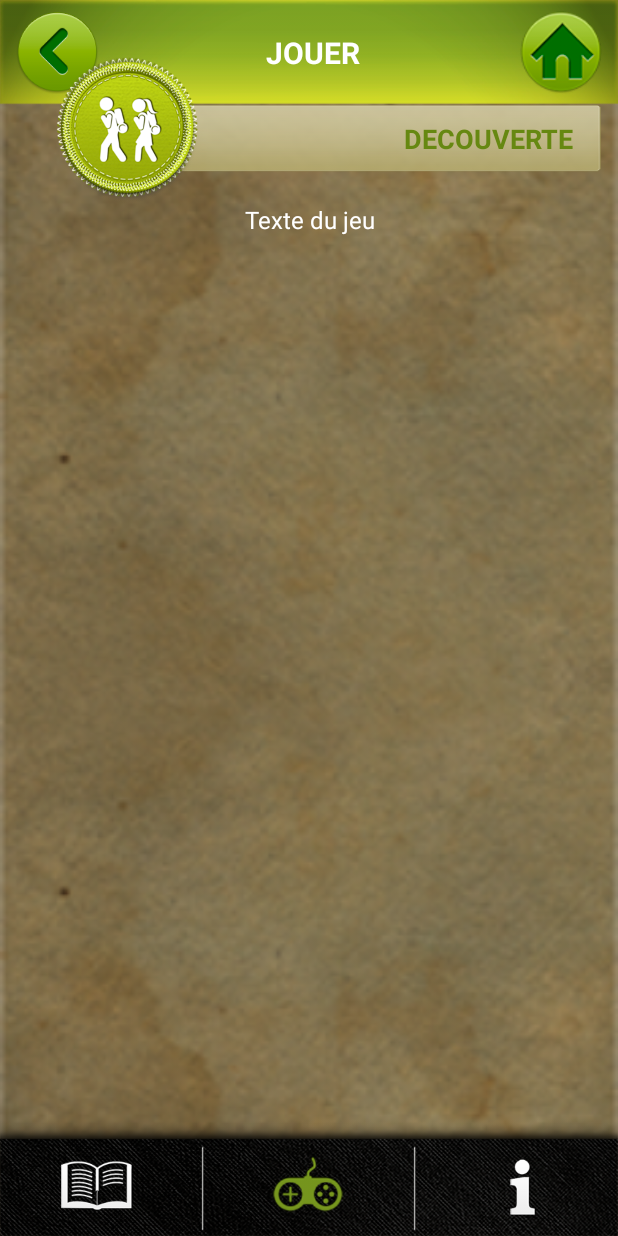
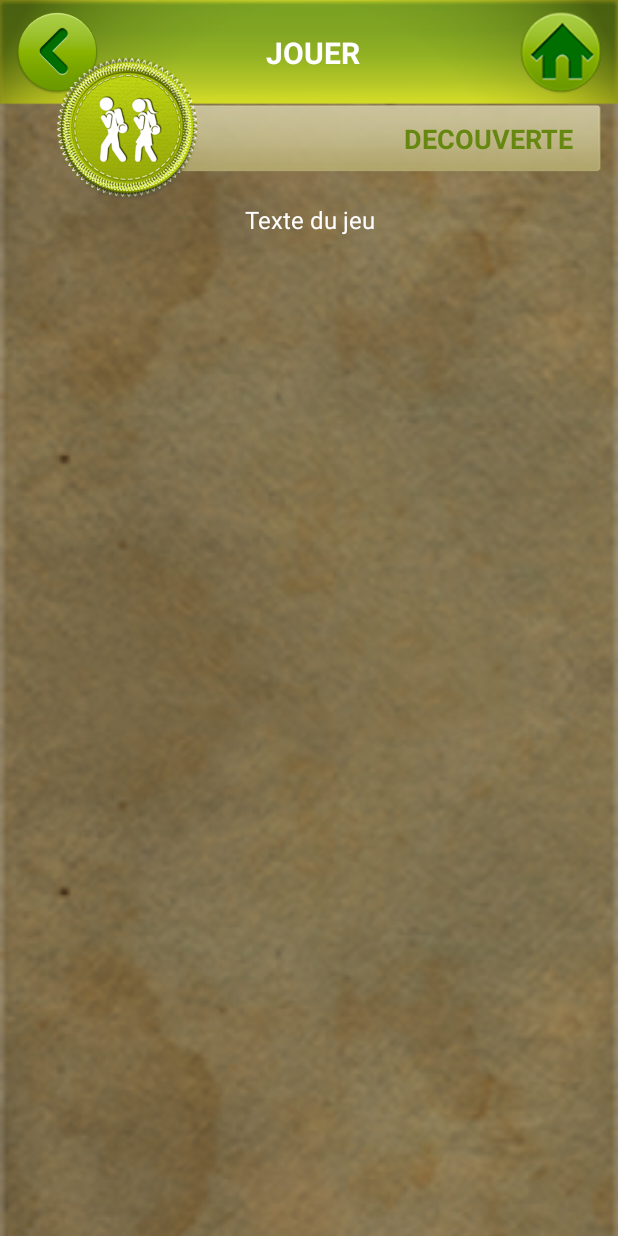
Before and after one commit to cesarlapuente/PAYOLLE_APP, an Android app: the GameActivity screen opened directly, with no data from a screen before it, on a phone screen of 412 x 824 dp. Run offline under Robolectric (Android 15) with nearby library versions, the phone set to English and light mode, and no system bars; 1 statement that could not run was skipped.

Commit message:
- Game icon adding
- Bug fixes

```diff
--- a/app/src/main/AndroidManifest.xml
+++ b/app/src/main/AndroidManifest.xml
@@ -133,6 +133,10 @@
             android:theme="@style/AppTheme" />
 
         <activity
+            android:name=".mod_feed.GameInfoActivity"
+            android:screenOrientation="portrait"
+            android:theme="@style/AppTheme" />
+        <activity
             android:name=".mod_feed.ResultsActivity"
             android:screenOrientation="portrait"
             android:theme="@style/AppTheme" />
--- a/app/src/main/res/layout/feed_activity_game.xml
+++ b/app/src/main/res/layout/feed_activity_game.xml
@@ -85,12 +85,12 @@
                 android:layout_height="wrap_content"
                 android:padding="5dp"
                 android:paddingBottom="15dp"
-                android:layout_marginBottom="64dp"
                 android:id="@+id/scrollView_game"
                 android:layout_gravity="center_horizontal"
                 android:nestedScrollingEnabled="true"
                 android:fadeScrollbars="false"
                 android:visibility="visible">
+                <!--android:layout_marginBottom="64dp"-->
             </ListView>
 
         </LinearLayout>
@@ -122,65 +122,65 @@
         android:layout_marginLeft="35dp"
         android:layout_marginStart="30dp"/>
 
-    <TableLayout
-        android:layout_width="wrap_content"
-        android:layout_height="80dp"
-        android:layout_gravity="bottom"
-        android:gravity="bottom|center"
-        android:shrinkColumns="*"
-        android:stretchColumns="*"
-        android:background="@drawable/fondo_menu_footer">
-        <TableRow
-            android:layout_height="wrap_content"
-            android:layout_width="match_parent"
-            android:gravity="center"
-            android:paddingTop="15dp">
-            <ImageButton
-                android:layout_width="0dp"
-                android:layout_height="50dp"
-                android:layout_weight="2"
-                android:src="@drawable/icono_lire_deactif"
-                android:id="@+id/btn_footer_read"
-                android:scaleType="centerInside"
-                android:adjustViewBounds="true"
-                android:background="@color/transparent"/>
-            <ImageView
-                android:layout_width="0dp"
-                android:layout_height="wrap_content"
-                android:layout_weight="0.2"
-                android:src="@drawable/separacion_menu"
-                android:scaleType="centerInside"
-                android:adjustViewBounds="true"
-            />
-            <ImageButton
-                android:layout_width="0dp"
-                android:layout_height="50dp"
-                android:layout_weight="2"
-                android:src="@drawable/icono_juer_actif"
-                android:id="@+id/btn_footer_game"
-                android:scaleType="centerInside"
-                android:adjustViewBounds="true"
-                android:background="@color/transparent"/>
-            <ImageView
-                android:layout_width="0dp"
-                android:layout_height="wrap_content"
-                android:layout_weight="0.2"
-                android:src="@drawable/separacion_menu"
-                android:scaleType="centerInside"
-                android:adjustViewBounds="true"
-            />
-            <ImageButton
-                android:layout_width="0dp"
-                android:layout_height="50dp"
-                android:layout_weight="2"
-                android:src="@drawable/icono_info_deactif"
-                android:id="@+id/btn_footer_info"
-                android:scaleType="centerInside"
-                android:adjustViewBounds="true"
-                android:background="@color/transparent"/>
+    <!--<TableLayout-->
+        <!--android:layout_width="wrap_content"-->
+        <!--android:layout_height="80dp"-->
+        <!--android:layout_gravity="bottom"-->
+        <!--android:gravity="bottom|center"-->
+        <!--android:shrinkColumns="*"-->
+        <!--android:stretchColumns="*"-->
+        <!--android:background="@drawable/fondo_menu_footer">-->
+        <!--<TableRow-->
+            <!--android:layout_height="wrap_content"-->
+            <!--android:layout_width="match_parent"-->
+            <!--android:gravity="center"-->
+            <!--android:paddingTop="15dp">-->
+            <!--<ImageButton-->
+                <!--android:layout_width="0dp"-->
+                <!--android:layout_height="50dp"-->
+                <!--android:layout_weight="2"-->
+                <!--android:src="@drawable/icono_lire_deactif"-->
+                <!--android:id="@+id/btn_footer_read"-->
+                <!--android:scaleType="centerInside"-->
+                <!--android:adjustViewBounds="true"-->
+                <!--android:background="@color/transparent"/>-->
+            <!--<ImageView-->
+                <!--android:layout_width="0dp"-->
+                <!--android:layout_height="wrap_content"-->
+                <!--android:layout_weight="0.2"-->
+                <!--android:src="@drawable/separacion_menu"-->
+                <!--android:scaleType="centerInside"-->
+                <!--android:adjustViewBounds="true"-->
+            <!--/>-->
+            <!--<ImageButton-->
+                <!--android:layout_width="0dp"-->
+                <!--android:layout_height="50dp"-->
+                <!--android:layout_weight="2"-->
+                <!--android:src="@drawable/icono_juer_actif"-->
+                <!--android:id="@+id/btn_footer_game"-->
+                <!--android:scaleType="centerInside"-->
+                <!--android:adjustViewBounds="true"-->
+                <!--android:background="@color/transparent"/>-->
+            <!--<ImageView-->
+                <!--android:layout_width="0dp"-->
+                <!--android:layout_height="wrap_content"-->
+                <!--android:layout_weight="0.2"-->
+                <!--android:src="@drawable/separacion_menu"-->
+                <!--android:scaleType="centerInside"-->
+                <!--android:adjustViewBounds="true"-->
+            <!--/>-->
+            <!--<ImageButton-->
+                <!--android:layout_width="0dp"-->
+                <!--android:layout_height="50dp"-->
+                <!--android:layout_weight="2"-->
+                <!--android:src="@drawable/icono_info_deactif"-->
+                <!--android:id="@+id/btn_footer_info"-->
+                <!--android:scaleType="centerInside"-->
+                <!--android:adjustViewBounds="true"-->
+                <!--android:background="@color/transparent"/>-->
 
-        </TableRow>
+        <!--</TableRow>-->
 
-    </TableLayout>
+    <!--</TableLayout>-->
 
 </FrameLayout>
```
Also changed, not shown: app/src/main/java/eu/randomobile/payolle/apppayolle/mod_feed/DecouverteRoutesListActivity.java (+5 -9 lines), app/src/main/java/eu/randomobile/payolle/apppayolle/mod_feed/FeedImageViewerActivity.java (+20 -1 lines), app/src/main/java/eu/randomobile/payolle/apppayolle/mod_feed/FeedRouteActivityDecouverte.java (+5 -5 lines), app/src/main/java/eu/randomobile/payolle/apppayolle/mod_feed/FeedRouteDetailsDecouverte.java (+26 -5 lines), app/src/main/java/eu/randomobile/payolle/apppayolle/mod_feed/GameActivity.java (+9 -7 lines), app/src/main/java/eu/randomobile/payolle/apppayolle/mod_feed/InfoDecouverteActivity.java (+5 -5 lines), app/src/main/res/layout/activity_feed_route_decouverte.xml (+17 -0 lines), app/src/main/res/layout/activity_feed_route_decouverte_popup.xml (+48 -33 lines), app/src/main/res/layout/feed_activity_info_decouverte.xml (+17 -0 lines), app/src/main/res/layout/feed_activity_routes_list_decouverte.xml (+17 -0 lines), app/src/main/res/layout/feed_zoom_imgs.xml (+29 -0 lines), app/src/main/java/eu/randomobile/payolle/apppayolle/mod_global/libraries/bitmap_manager/BitmapManager.java (indentation only).
